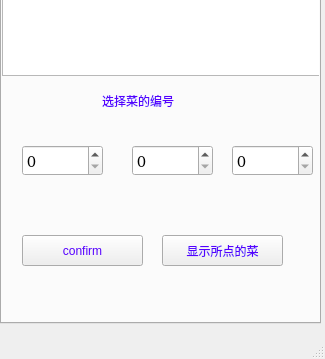
toby20130333/OrderManager, file client--pc/login.ui: the form before one commit; both pictures show x 0 to 325 and y 344 to 703 of the 325 by 703 pixel window.
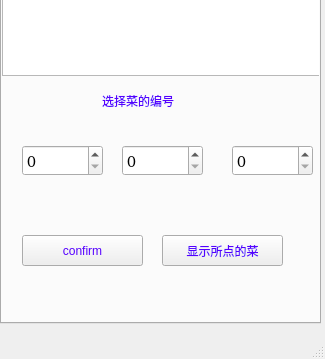
The form after the commit. Icons and pictures are not drawn.

```diff
--- a/client--pc/login.ui
+++ b/client--pc/login.ui
@@ -123,7 +123,7 @@
      <widget class="QSpinBox" name="spinBox_2">
       <property name="geometry">
        <rect>
-        <x>230</x>
+        <x>120</x>
         <y>440</y>
         <width>81</width>
         <height>31</height>
@@ -133,7 +133,7 @@
      <widget class="QSpinBox" name="spinBox_3">
       <property name="geometry">
        <rect>
-        <x>130</x>
+        <x>230</x>
         <y>440</y>
         <width>81</width>
         <height>31</height>
```
